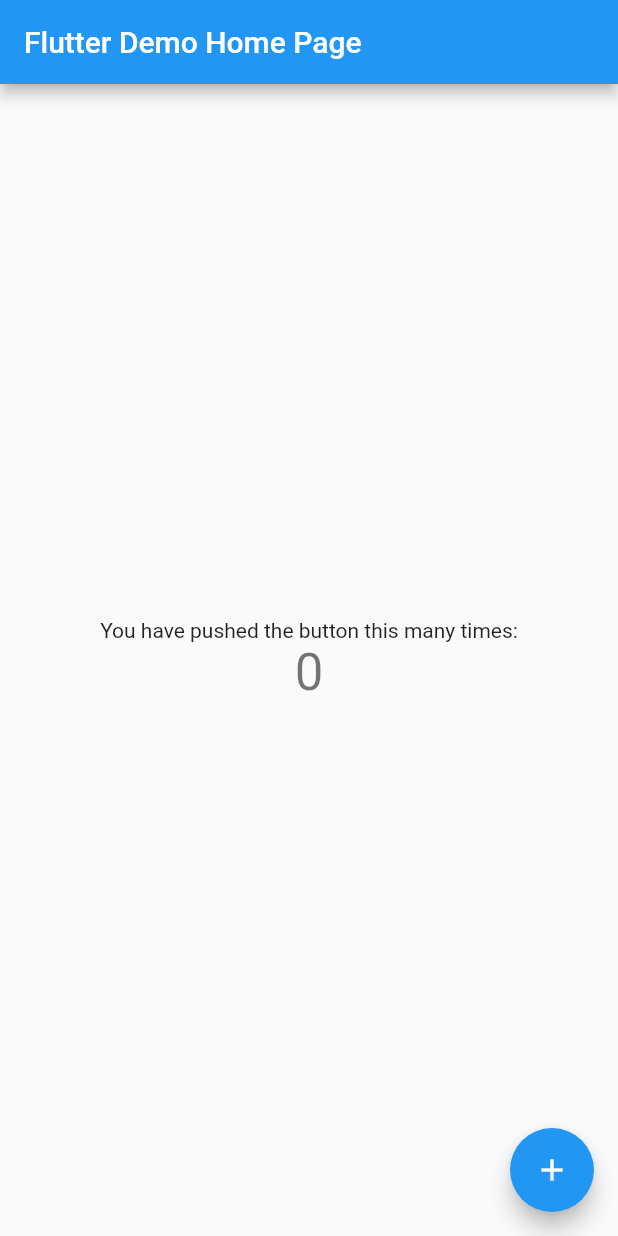
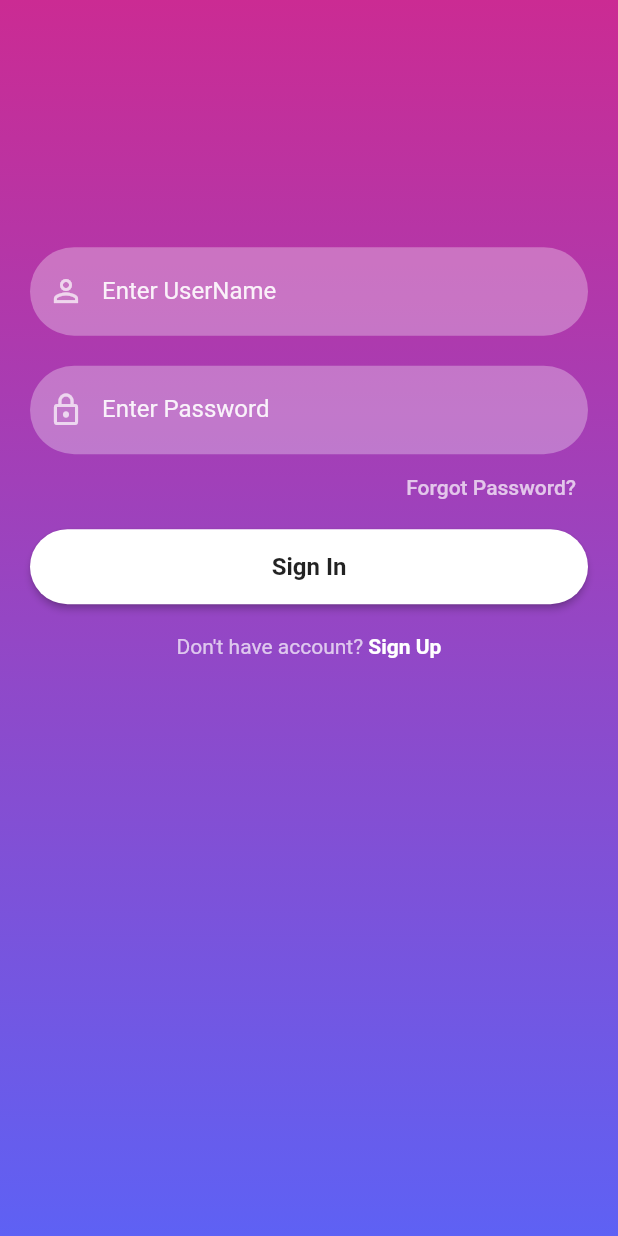
Before and after one commit to kynduc1999/nativeloginflutter, a Flutter app: the screen it shows after launch, on a phone screen of 412 x 824 dp. Run offline on Flutter 3.47's test engine with Material 2 defaults, Android fonts, the phone set to English and light mode, and no system bars; our stand-ins replace firebase_auth, firebase_core; accounts and stored records are empty.

Commit message:
add file

```diff
--- a/lib/main.dart
+++ b/lib/main.dart
@@ -1,6 +1,10 @@
 import 'package:flutter/material.dart';
+import 'package:nativeloginflutter/screens/signin_screen.dart';
+import 'package:firebase_core/firebase_core.dart';
 
-void main() {
+void main() async {
+  WidgetsFlutterBinding.ensureInitialized();
+  await Firebase.initializeApp();
   runApp(const MyApp());
 }
 
@@ -24,92 +28,7 @@ class MyApp extends StatelessWidget {
         // is not restarted.
         primarySwatch: Colors.blue,
       ),
-      home: const MyHomePage(title: 'Flutter Demo Home Page'),
+      home: const SignInScreen(),
     );
   }
 }
-
-class MyHomePage extends StatefulWidget {
-  const MyHomePage({Key? key, required this.title}) : super(key: key);
-
-  // This widget is the home page of your application. It is stateful, meaning
-  // that it has a State object (defined below) that contains fields that affect
-  // how it looks.
-
-  // This class is the configuration for the state. It holds the values (in this
-  // case the title) provided by the parent (in this case the App widget) and
-  // used by the build method of the State. Fields in a Widget subclass are
-  // always marked "final".
-
-  final String title;
-
-  @override
-  State<MyHomePage> createState() => _MyHomePageState();
-}
-
-class _MyHomePageState extends State<MyHomePage> {
-  int _counter = 0;
-
-  void _incrementCounter() {
-    setState(() {
-      // This call to setState tells the Flutter framework that something has
-      // changed in this State, which causes it to rerun the build method below
-      // so that the display can reflect the updated values. If we changed
-      // _counter without calling setState(), then the build method would not be
-      // called again, and so nothing would appear to happen.
-      _counter++;
-    });
-  }
-
-  @override
-  Widget build(BuildContext context) {
-    // This method is rerun every time setState is called, for instance as done
-    // by the _incrementCounter method above.
-    //
-    // The Flutter framework has been optimized to make rerunning build methods
-    // fast, so that you can just rebuild anything that needs updating rather
-    // than having to individually change instances of widgets.
-    return Scaffold(
-      appBar: AppBar(
-        // Here we take the value from the MyHomePage object that was created by
-        // the App.build method, and use it to set our appbar title.
-        title: Text(widget.title),
-      ),
-      body: Center(
-        // Center is a layout widget. It takes a single child and positions it
-        // in the middle of the parent.
-        child: Column(
-          // Column is also a layout widget. It takes a list of children and
-          // arranges them vertically. By default, it sizes itself to fit its
-          // children horizontally, and tries to be as tall as its parent.
-          //
-          // Invoke "debug painting" (press "p" in the console, choose the
-          // "Toggle Debug Paint" action from the Flutter Inspector in Android
-          // Studio, or the "Toggle Debug Paint" command in Visual Studio Code)
-          // to see the wireframe for each widget.
-          //
-          // Column has various properties to control how it sizes itself and
-          // how it positions its children. Here we use mainAxisAlignment to
-          // center the children vertically; the main axis here is the vertical
-          // axis because Columns are vertical (the cross axis would be
-          // horizontal).
-          mainAxisAlignment: MainAxisAlignment.center,
-          children: <Widget>[
-            const Text(
-              'You have pushed the button this many times:',
-            ),
-            Text(
-              '$_counter',
-              style: Theme.of(context).textTheme.headline4,
-            ),
-          ],
-        ),
-      ),
-      floatingActionButton: FloatingActionButton(
-        onPressed: _incrementCounter,
-        tooltip: 'Increment',
-        child: const Icon(Icons.add),
-      ), // This trailing comma makes auto-formatting nicer for build methods.
-    );
-  }
-}
--- /dev/null
+++ b/lib/reusable_widgets/reusable_widget.dart
@@ -0,0 +1,59 @@
+import 'package:flutter/material.dart';
+
+
+TextField reusableTextField(String text, IconData icon, bool isPasswordType,
+    TextEditingController controller) {
+  return TextField(
+    controller: controller,
+    obscureText: isPasswordType,
+    enableSuggestions: !isPasswordType,
+    autocorrect: !isPasswordType,
+    cursorColor: Colors.white,
+    style: TextStyle(color: Colors.white.withOpacity(0.9)),
+    decoration: InputDecoration(
+      prefixIcon: Icon(
+        icon,
+        color: Colors.white70,
+      ),
+      labelText: text,
+      labelStyle: TextStyle(color: Colors.white.withOpacity(0.9)),
+      filled: true,
+      floatingLabelBehavior: FloatingLabelBehavior.never,
+      fillColor: Colors.white.withOpacity(0.3),
+      border: OutlineInputBorder(
+          borderRadius: BorderRadius.circular(30.0),
+          borderSide: const BorderSide(width: 0, style: BorderStyle.none)),
+    ),
+    keyboardType: isPasswordType
+        ? TextInputType.visiblePassword
+        : TextInputType.emailAddress,
+  );
+}
+
+Container firebaseUIButton(BuildContext context, String title, Function onTap) {
+  return Container(
+    width: MediaQuery.of(context).size.width,
+    height: 50,
+    margin: const EdgeInsets.fromLTRB(0, 10, 0, 20),
+    decoration: BoxDecoration(borderRadius: BorderRadius.circular(90)),
+    child: ElevatedButton(
+      onPressed: () {
+        onTap();
+      },
+      child: Text(
+        title,
+        style: const TextStyle(
+            color: Colors.black87, fontWeight: FontWeight.bold, fontSize: 16),
+      ),
+      style: ButtonStyle(
+          backgroundColor: MaterialStateProperty.resolveWith((states) {
+            if (states.contains(MaterialState.pressed)) {
+              return Colors.black26;
+            }
+            return Colors.white;
+          }),
+          shape: MaterialStateProperty.all<RoundedRectangleBorder>(
+              RoundedRectangleBorder(borderRadius: BorderRadius.circular(30)))),
+    ),
+  );
+}
--- /dev/null
+++ b/lib/screens/signin_screen.dart
@@ -0,0 +1,105 @@
+import 'package:flutter/material.dart';
+import 'package:nativeloginflutter/reusable_widgets/reusable_widget.dart';
+import 'package:nativeloginflutter/screens/home_screen.dart';
+import 'package:nativeloginflutter/screens/reset_password.dart';
+import 'package:nativeloginflutter/screens/signup_screen.dart';
+import 'package:firebase_auth/firebase_auth.dart';
+import '../utils/color_utils.dart';
+
+class SignInScreen extends StatefulWidget {
+  const SignInScreen({Key? key}) : super(key: key);
+
+  @override
+  _SignInScreenState createState() => _SignInScreenState();
+}
+
+class _SignInScreenState extends State<SignInScreen> {
+  TextEditingController _passwordTextController = TextEditingController();
+  TextEditingController _emailTextController = TextEditingController();
+  @override
+  Widget build(BuildContext context) {
+    return Scaffold(
+      body: Container(
+        width: MediaQuery.of(context).size.width,
+        height: MediaQuery.of(context).size.height,
+        decoration: BoxDecoration(
+            gradient: LinearGradient(colors: [
+              hexStringToColor("CB2B93"),
+              hexStringToColor("9546C4"),
+              hexStringToColor("5E61F4")
+            ], begin: Alignment.topCenter, end: Alignment.bottomCenter)),
+        child: SingleChildScrollView(
+          child: Padding(
+            padding: EdgeInsets.fromLTRB(
+                20, MediaQuery.of(context).size.height * 0.2, 20, 0),
+            child: Column(
+              children: <Widget>[
+                reusableTextField("Enter UserName", Icons.person_outline, false,
+                    _emailTextController),
+                const SizedBox(
+                  height: 20,
+                ),
+                reusableTextField("Enter Password", Icons.lock_outline, true,
+                    _passwordTextController),
+                const SizedBox(
+                  height: 5,
+                ),
+                forgetPassword(context),
+                firebaseUIButton(context, "Sign In", () {
+                  FirebaseAuth.instance
+                      .signInWithEmailAndPassword(
+                      email: _emailTextController.text,
+                      password: _passwordTextController.text)
+                      .then((value) {
+                    Navigator.push(context,
+                        MaterialPageRoute(builder: (context) => HomeScreen()));
+                  }).onError((error, stackTrace) {
+                    print("Error ${error.toString()}");
+                  });
+                }),
+                signUpOption()
+              ],
+            ),
+          ),
+        ),
+      ),
+    );
+  }
+
+  Row signUpOption() {
+    return Row(
+      mainAxisAlignment: MainAxisAlignment.center,
+      children: [
+        const Text("Don't have account?",
+            style: TextStyle(color: Colors.white70)),
+        GestureDetector(
+          onTap: () {
+            Navigator.push(context,
+                MaterialPageRoute(builder: (context) => SignUpScreen()));
+          },
+          child: const Text(
+            " Sign Up",
+            style: TextStyle(color: Colors.white, fontWeight: FontWeight.bold),
+          ),
+        )
+      ],
+    );
+  }
+
+  Widget forgetPassword(BuildContext context) {
+    return Container(
+      width: MediaQuery.of(context).size.width,
+      height: 35,
+      alignment: Alignment.bottomRight,
+      child: TextButton(
+        child: const Text(
+          "Forgot Password?",
+          style: TextStyle(color: Colors.white70),
+          textAlign: TextAlign.right,
+        ),
+        onPressed: () => Navigator.push(
+            context, MaterialPageRoute(builder: (context) => ResetPassword())),
+      ),
+    );
+  }
+}
--- /dev/null
+++ b/lib/utils/color_utils.dart
@@ -0,0 +1,9 @@
+import 'package:flutter/material.dart';
+
+hexStringToColor(String hexColor) {
+  hexColor = hexColor.toUpperCase().replaceAll("#", "");
+  if (hexColor.length == 6) {
+    hexColor = "FF" + hexColor;
+  }
+  return Color(int.parse(hexColor, radix: 16));
+}
--- a/pubspec.yaml
+++ b/pubspec.yaml
@@ -45,6 +45,9 @@ dev_dependencies:
   # package. See that file for information about deactivating specific lint
   # rules and activating additional ones.
   flutter_lints: ^1.0.0
+  firebase_core: ^1.13.1
+  firebase_auth: ^3.3.9
+
 
 # For information on the generic Dart part of this file, see the
 # following page: https://dart.dev/tools/pub/pubspec
```
Also changed, not shown: lib/screens/home_screen.dart (added, +30 -0 lines), lib/screens/reset_password.dart (added, +60 -0 lines), lib/screens/signup_screen.dart (added, +81 -0 lines), pubspec.lock, 4 other files.
